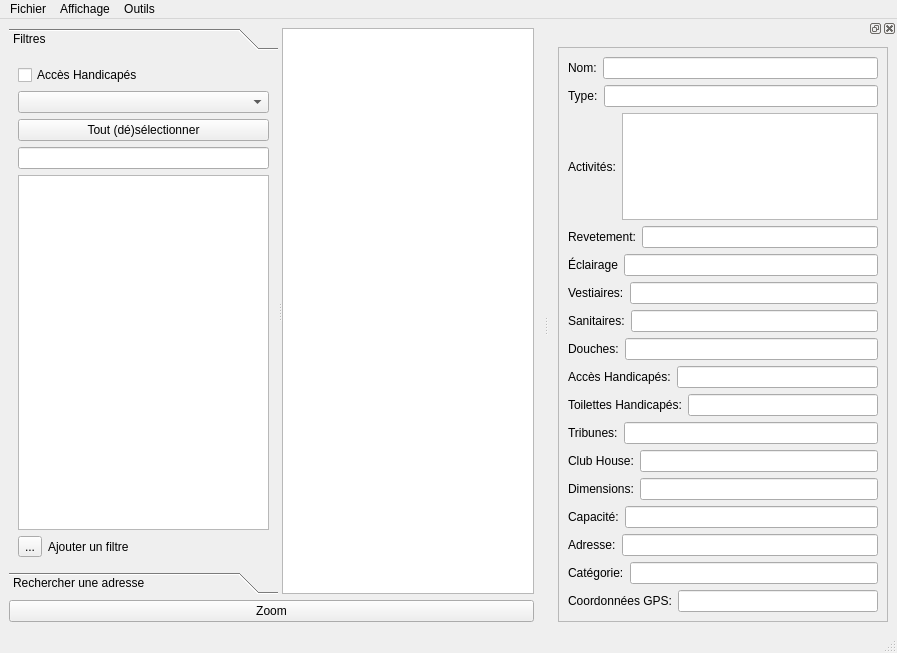
The window that interface.ui (Fabien-B/Projet-Python) describes before a commit, drawn with Qt 5.
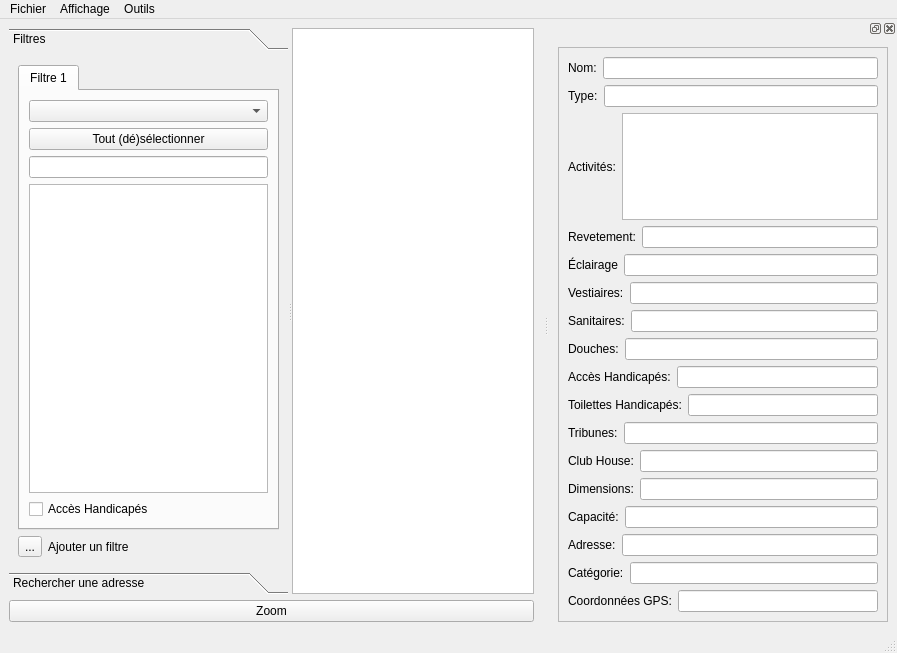
The same window after the commit. Icons and pictures are not drawn. Custom widgets are drawn as their Qt base class.

Commit message: Filtres dans des onglets, fonction pour ajouter un onglet.

Patch:
```diff
--- a/interface.ui
+++ b/interface.ui
@@ -44,14 +44,15 @@
         </attribute>
         <layout class="QVBoxLayout" name="verticalLayout_3">
          <item>
-          <widget class="QCheckBox" name="HandAccessCheckBox">
-           <property name="text">
-            <string>Accès Handicapés</string>
+          <widget class="QTabWidget" name="tabWidget">
+           <property name="currentIndex">
+            <number>0</number>
            </property>
-          </widget>
-         </item>
-         <item>
-          <layout class="QVBoxLayout" name="verticalLayout_2">
+           <widget class="QWidget" name="tab">
+            <attribute name="title">
+             <string>Filtre 1</string>
+            </attribute>
+            <layout class="QVBoxLayout" name="verticalLayout">
            <item>
             <widget class="QComboBox" name="comboBox"/>
            </item>
@@ -68,7 +69,16 @@
            <item>
             <widget class="QListWidget" name="listWidget"/>
            </item>
-          </layout>
+             <item>
+              <widget class="QCheckBox" name="HandAccessCheckBox">
+               <property name="text">
+                <string>Accès Handicapés</string>
+               </property>
+              </widget>
+             </item>
+            </layout>
+           </widget>
+          </widget>
          </item>
          <item>
           <layout class="QHBoxLayout" name="horizontalLayout_3">
```
Lines whose indentation alone changed are shown as unchanged. The commit also changes 2 other files.
